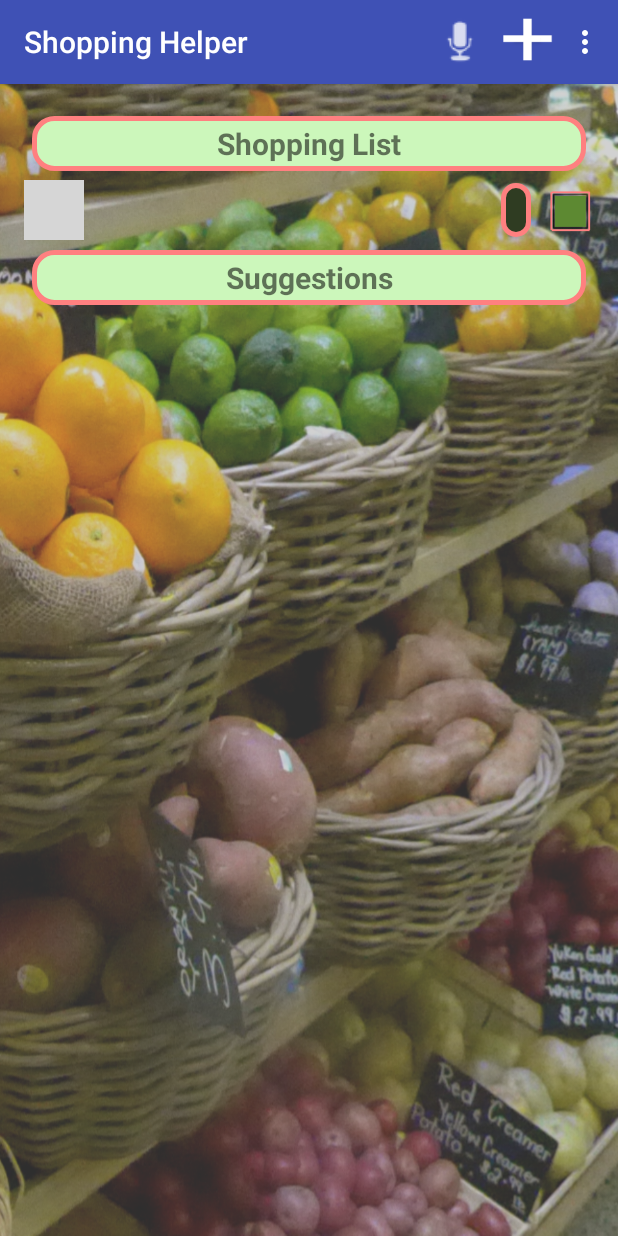
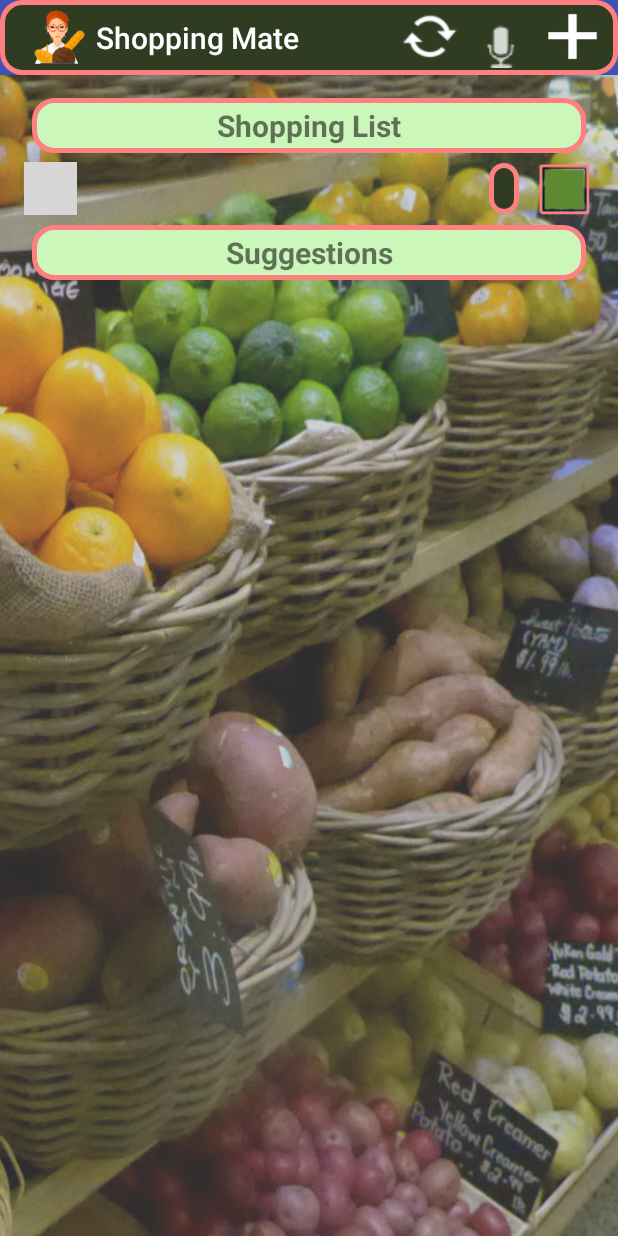
Before and after one commit to dlrogers/SmartList2, an Android app: the PickList screen opened directly, with no data from a screen before it, after a tap on an icon or button, on a phone screen of 412 x 824 dp. Run offline under Robolectric (Android 15) with nearby library versions, the phone set to English and light mode, and no system bars; grey boxes are pictures that could not be loaded.

```diff
--- a/app/src/main/AndroidManifest.xml
+++ b/app/src/main/AndroidManifest.xml
@@ -2,7 +2,7 @@
 <manifest xmlns:android="http://schemas.android.com/apk/res/android"
     package="com.symdesign.smartlist" >
     <uses-sdk
-        android:minSdkVersion="16"
+        android:minSdkVersion="15"
         android:targetSdkVersion="23" />
 
     <application
--- a/app/src/main/java/com/symdesign/smartlist/MainActivity.java
+++ b/app/src/main/java/com/symdesign/smartlist/MainActivity.java
@@ -19,6 +19,7 @@ import android.support.v7.widget.Toolbar;
 import android.support.design.widget.FloatingActionButton;
 import android.util.Log;
 import android.view.Display;
+import android.view.Gravity;
 import android.view.Menu;
 import android.view.MenuItem;
 import android.view.View;
@@ -59,7 +60,6 @@ public class MainActivity extends AppCompatActivity {
     static final String SQL_CREATE =
             "CREATE TABLE itemDb(_id INTEGER PRIMARY KEY, name TEXT, inList INT, last_time INT, last_avg INT, ratio REAL)";
     static Handler slHandler = new SLHandler();
-    final String[] avgCols={"last_time","last_avg","inList"};
     static AssetManager assetManager;
 
     @Override
@@ -71,7 +71,7 @@ public class MainActivity extends AppCompatActivity {
         assetManager = getAssets();
         Toolbar toolbar = (Toolbar) findViewById(R.id.toolbar);
         ImageView micView = (ImageView) findViewById(R.id.mic);
-//        Button syncButton = (Button) findViewById(R.id.sync);
+        Button syncButton = (Button) findViewById(R.id.sync);
         Button addButton = (Button) findViewById(R.id.add);
         ScrollView scrollView = (ScrollView) findViewById(R.id.scroll_view);
         scrollView.setOnClickListener(new View.OnClickListener() {
@@ -81,6 +81,9 @@ public class MainActivity extends AppCompatActivity {
             }
         });
         setSupportActionBar(toolbar);
+        toolbar.setTitle("Helper");
+        toolbar.setLogo(R.mipmap.icon_nobun);
+        toolbar.hideOverflowMenu();
         Message repeat = Message.obtain(slHandler,MSG_REPEAT);
         slHandler.sendMessageDelayed(repeat, repeat_time);
         //  Microphone button, response received by onActivityResult(...)
@@ -92,11 +95,18 @@ public class MainActivity extends AppCompatActivity {
             }
         });
         //          Sync Button
-/*        syncButton.setOnClickListener(new View.OnClickListener() {
+        syncButton.setOnClickListener(new View.OnClickListener() {
             @Override
-            public void onClick(View v) { new DatabaseSync().execute(); }
+            public void onClick(View v) {
+                Toast toast = Toast.makeText(getApplicationContext(),
+                        "\nSyncing\n",
+                        Toast.LENGTH_SHORT);
+                toast.setGravity(Gravity.TOP,0,200);
+                toast.show();
+                new DatabaseSync().execute();
+            }
         });
-*/        //          Add button
+        //          Add button
         addButton.setOnClickListener(new View.OnClickListener() {
             @Override
             public void onClick(View v) {
@@ -145,7 +155,7 @@ public class MainActivity extends AppCompatActivity {
                         break;
                     case name:
                         Intent intent = new Intent("com.symdesign.smartlist.intent.action.PickList");
-                        intent.putExtra("id",id);
+                        intent.putExtra("id",dBid);
                         intent.putExtra("name",itemsList.get(position).name);
                         intent.putExtra("inLists",true);
                         startActivity(intent);
@@ -179,14 +189,15 @@ public class MainActivity extends AppCompatActivity {
                 switch (clickLocation) {
                     case box:
                         clickLocation = ClickLocation.none;
-                        listValues.put("inList",1);
-                        db.update("itemDb", listValues,
-                                "_id=" + Long.toString(dBid), null);
+                        updateAvgs(dBid,1);
+//                        listValues.put("inList",1);
+//                        db.update("itemDb", listValues,
+//                                "_id=" + Long.toString(dBid), null);
                         updateAdapters();
                         break;
                     case name:
                         Intent intent = new Intent("com.symdesign.smartlist.intent.action.PickList");
-                        intent.putExtra("id",id);
+                        intent.putExtra("id",dBid);
                         intent.putExtra("name",itemsSuggest.get(position).name);
                         intent.putExtra("inLists",true);
                         startActivity(intent);
@@ -222,6 +233,8 @@ public class MainActivity extends AppCompatActivity {
      * @param inList New state of inList entry
      */
     public void updateAvgs(long id, int inList) {
+
+        final String[] avgCols={"last_time","last_avg","inList"};
 
         Cursor curs = db.query("itemDb", avgCols, "_id=" + Long.toString(id), null, "", "", "name ASC");
         curs.moveToFirst();
@@ -260,10 +273,10 @@ public class MainActivity extends AppCompatActivity {
         int id = item.getItemId();
 
         //noinspection SimplifiableIfStatement
-        if (id == R.id.action_settings) {
+/*        if (id == R.id.action_settings) {
             return true;
         }
-
+*/
         return super.onOptionsItemSelected(item);
     }
     public void initDB(SQLiteDatabase db) {
--- a/app/src/main/java/com/symdesign/smartlist/SLAdapter.java
+++ b/app/src/main/java/com/symdesign/smartlist/SLAdapter.java
@@ -22,7 +22,7 @@ import static com.symdesign.smartlist.MainActivity.getTime;
 
 
 public class SLAdapter extends ArrayAdapter<Item> {
-    static Cursor listItems,suggestItems;
+    static Cursor listCursor,suggestCursor;
     static SLAdapter listAdapter,suggestAdapter;
     static ArrayList<Item> itemsList = new ArrayList<>();
     static ArrayList<Item> itemsSuggest = new ArrayList<>();
@@ -51,12 +51,12 @@ public class SLAdapter extends ArrayAdapter<Item> {
 
         // get cursor for shopping list
         long time_millis = System.currentTimeMillis();
-        listItems = db.query("itemDb",cols,"inList=1 OR inList=-1",null,"","",null);
+        listCursor = db.query("itemDb",cols,"inList=1 OR inList=-1",null,"","",null);
         itemsList.clear(); int n=0;
-        for(listItems.moveToFirst();!listItems.isAfterLast(); listItems.moveToNext()) {
-            itemsList.add(new Item(listItems.getLong(0),listItems.getString(1),
-                    listItems.getLong(2), listItems.getLong(3), listItems.getLong(4),
-                    ((float)(getTime()- listItems.getLong(3)))/((float)(listItems.getLong(4)))));
+        for(listCursor.moveToFirst();!listCursor.isAfterLast(); listCursor.moveToNext()) {
+            itemsList.add(new Item(listCursor.getLong(0),listCursor.getString(1),
+                    listCursor.getLong(2), listCursor.getLong(3), listCursor.getLong(4),
+                    ((float)(getTime()- listCursor.getLong(3)))/((float)(listCursor.getLong(4)))));
             n++;
         }
         Collections.sort(itemsList);
@@ -65,14 +65,14 @@ public class SLAdapter extends ArrayAdapter<Item> {
         listView.setAdapter(listAdapter);
 
         // get cursor for suggestion list
-        suggestItems = db.query("itemDb",cols,"inList=0",null,"","",
+        suggestCursor = db.query("itemDb",cols,"inList=0",null,"","",
                 "ratio DESC");
         itemsSuggest.clear(); n = 0;
-        for(suggestItems.moveToFirst();!suggestItems.isAfterLast(); suggestItems.moveToNext()) {
-            itemsSuggest.add(new Item(suggestItems.getLong(0),suggestItems.getString(1),
-                    suggestItems.getLong(2), suggestItems.getLong(3), suggestItems.getLong(4),
-                    ((float)(getTime()- suggestItems.getLong(3)))/
-                            ((float)(suggestItems.getLong(4)))));
+        for(suggestCursor.moveToFirst();!suggestCursor.isAfterLast(); suggestCursor.moveToNext()) {
+            itemsSuggest.add(new Item(suggestCursor.getLong(0),suggestCursor.getString(1),
+                    suggestCursor.getLong(2), suggestCursor.getLong(3), suggestCursor.getLong(4),
+                    ((float)(getTime()- suggestCursor.getLong(3)))/
+                            ((float)(suggestCursor.getLong(4)))));
             n++;
         }
         Collections.sort(itemsSuggest);
@@ -84,8 +84,8 @@ public class SLAdapter extends ArrayAdapter<Item> {
         suggestView.setAdapter(suggestAdapter);
 
 //        prtSuggestions();   // debug
-//		setListeners(suggestItems,suggestAdapter,suggestView);
-//		listItems.close();
+//		setListeners(suggestCursor,suggestAdapter,suggestView);
+//		listCursor.close();
     }
     static public void prtItems(int n,ArrayList<Item> items) {
         for(int i=0;i<n;i++) {
@@ -123,17 +123,17 @@ public class SLAdapter extends ArrayAdapter<Item> {
     }
 
     public static void prtSuggestions() {
-        listItems = db.query("itemDb",cols,"inList=1 OR inList=-1",null,"","","ratio DESC");
-        for(listItems.moveToFirst();!listItems.isAfterLast(); listItems.moveToNext()){
+        listCursor = db.query("itemDb",cols,"inList=1 OR inList=-1",null,"","","ratio DESC");
+        for(listCursor.moveToFirst();!listCursor.isAfterLast(); listCursor.moveToNext()){
             logF("id=%d, nm=%s, lt=%d, la=%d, rat=%f",
-                    listItems.getLong(0),listItems.getString(1),listItems.getLong(3),listItems.getLong(4),
-                    listItems.getFloat(5));
+                    listCursor.getLong(0),listCursor.getString(1),listCursor.getLong(3),listCursor.getLong(4),
+                    listCursor.getFloat(5));
         }
-        suggestItems = db.query("itemDb",cols,"inList=0",null,"","","ratio DESC");
-        for(suggestItems.moveToFirst();!suggestItems.isAfterLast(); suggestItems.moveToNext()){
+        suggestCursor = db.query("itemDb",cols,"inList=0",null,"","","ratio DESC");
+        for(suggestCursor.moveToFirst();!suggestCursor.isAfterLast(); suggestCursor.moveToNext()){
             logF("id=%d, nm=%s, lt=%d, la=%d, rat=%f",
-                    suggestItems.getLong(0),suggestItems.getString(1),suggestItems.getLong(3),suggestItems.getLong(4),
-                    suggestItems.getFloat(5));
+                    suggestCursor.getLong(0),suggestCursor.getString(1),suggestCursor.getLong(3),suggestCursor.getLong(4),
+                    suggestCursor.getFloat(5));
         }
     }
 
--- a/app/src/main/res/layout/activity_main.xml
+++ b/app/src/main/res/layout/activity_main.xml
@@ -11,27 +11,28 @@
         android:layout_width="match_parent" android:theme="@style/AppTheme.AppBarOverlay">
 
         <android.support.v7.widget.Toolbar android:id="@+id/toolbar"
-            android:layout_width="match_parent" android:layout_height="?attr/actionBarSize"
-            android:background="?attr/colorPrimary" app:popupTheme="@style/AppTheme.PopupOverlay">
+            android:layout_width="match_parent" android:layout_height="50dp"
+            android:background="@layout/item_bk" app:popupTheme="@style/AppTheme.PopupOverlay">
             <Button
                 android:id="@+id/add"
                 android:layout_width="40dp"
                 android:layout_height="40dp"
                 android:layout_gravity="right"
+                android:layout_marginRight="10dp"
                 android:background="@drawable/white_plus"/>
             <ImageView
                 android:id="@+id/mic"
-                android:layout_width="50dp"
-                android:layout_height="50dp"
-                android:layout_gravity="right"
+                android:layout_width="55dp"
+                android:layout_height="55dp"
+                android:layout_gravity="right|fill_vertical"
                 android:src="@drawable/ic_btn_speak_now"/>
-<!--            <Button
+            <Button
                 android:id="@+id/sync"
                 android:layout_width="40dp"
                 android:layout_height="40dp"
                 android:layout_gravity="right"
                 android:background="@drawable/stat_notify_sync"/>
--->
+
         </android.support.v7.widget.Toolbar>
 
     </android.support.design.widget.AppBarLayout>
--- a/app/src/main/res/layout/content_main.xml
+++ b/app/src/main/res/layout/content_main.xml
@@ -8,7 +8,7 @@
     android:layout_width="match_parent"
     android:paddingLeft="@dimen/activity_horizontal_margin"
     android:paddingRight="@dimen/activity_horizontal_margin"
-    android:paddingTop="@dimen/activity_vertical_margin"
+    android:paddingTop="10dp"
     android:paddingBottom="@dimen/activity_vertical_margin"
     android:background="@drawable/background"
     app:layout_behavior="@string/appbar_scrolling_view_behavior"
--- a/app/src/main/res/layout/item_bk.xml
+++ b/app/src/main/res/layout/item_bk.xml
@@ -7,5 +7,5 @@
     <stroke android:width="3dp" android:color="#ffff8080"/>
     <corners android:radius="13dp" />
     <padding android:left="10dp" android:top="5dp"
-        android:right="10dp" android:bottom="7dp" />
+        android:right="10dp" android:bottom="5dp" />
 </shape>
--- a/app/src/main/res/layout/list_entry.xml
+++ b/app/src/main/res/layout/list_entry.xml
@@ -1,7 +1,7 @@
 <?xml version="1.0" encoding="utf-8"?>
 <RelativeLayout xmlns:android="http://schemas.android.com/apk/res/android"
     android:layout_width="match_parent"
-    android:layout_height="match_parent"
+    android:layout_height="37dp"
     android:backgroundTintMode="src_in">
     <LinearLayout
         android:layout_width="match_parent"
@@ -11,8 +11,8 @@
         android:layout_alignParentLeft="true">
         <com.symdesign.smartlist.DeleteButton
             android:id="@+id/delete_box"
-            android:layout_width="40dp"
-            android:layout_height="40dp"
+            android:layout_width="35dp"
+            android:layout_height="35dp"
             android:layout_gravity="center_vertical"
             android:paddingLeft="10dp"
             android:scaleType="centerInside"
@@ -37,8 +37,8 @@
         <com.symdesign.smartlist.ChkBox
             android:id="@+id/list_cbox"
             android:layout_gravity="center_vertical"
-            android:layout_width="42dp"
-            android:layout_height="42dp"
+            android:layout_width="50dp"
+            android:layout_height="50dp"
             android:src="@drawable/btn_check_off"
             android:adjustViewBounds="true"
             android:scaleType="centerInside"
--- a/app/src/main/res/menu/menu_main.xml
+++ b/app/src/main/res/menu/menu_main.xml
@@ -1,6 +1,6 @@
 <menu xmlns:android="http://schemas.android.com/apk/res/android"
     xmlns:app="http://schemas.android.com/apk/res-auto"
     xmlns:tools="http://schemas.android.com/tools" tools:context=".MainActivity">
-    <item android:id="@+id/action_settings" android:title="@string/action_settings"
-        android:orderInCategory="100" app:showAsAction="never" />
+<!--    <item android:id="@+id/action_settings" android:title="@string/action_settings"
+        android:orderInCategory="100" app:showAsAction="never" /> -->
 </menu>
--- a/app/src/main/res/values/strings.xml
+++ b/app/src/main/res/values/strings.xml
@@ -1,5 +1,5 @@
 <resources>
-    <string name="app_name">Shopping Helper</string>
+    <string name="app_name">Shopping Mate</string>
     <string name="action_settings">Settings</string>
     <string name="list_heading"><strong><b>Shopping List</b></strong></string>
     <string name="items_heading"><strong><b>Suggestions</b></strong></string>
```
Also changed, not shown: app/src/main/java/com/symdesign/smartlist/DatabaseSync.java (+11 -10 lines), app/src/main/java/com/symdesign/smartlist/PickList.java (+17 -4 lines), app/src/main/res/layout/suggest_entry.xml (+5 -5 lines), app/src/main/res/drawable/white_plus.png.
